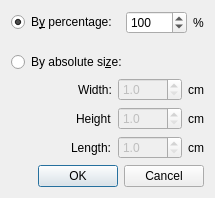
The window that interface/scalewindow.ui (SeriousAlexej/Ivo) describes before a commit, drawn with Qt 5.
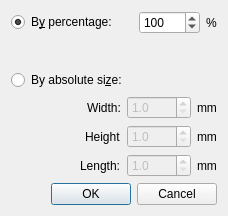
The same window after the commit.

Diff of the .ui file:
```diff
--- a/interface/scalewindow.ui
+++ b/interface/scalewindow.ui
@@ -6,8 +6,8 @@
    <rect>
     <x>0</x>
     <y>0</y>
-    <width>215</width>
-    <height>198</height>
+    <width>228</width>
+    <height>216</height>
    </rect>
   </property>
   <property name="windowTitle">
@@ -139,7 +139,7 @@
      <item>
       <widget class="QLabel" name="label_6">
        <property name="text">
-        <string>cm</string>
+        <string>mm</string>
        </property>
       </widget>
      </item>
@@ -186,7 +186,7 @@
      <item>
       <widget class="QLabel" name="label_5">
        <property name="text">
-        <string>cm</string>
+        <string>mm</string>
        </property>
       </widget>
      </item>
@@ -233,7 +233,7 @@
      <item>
       <widget class="QLabel" name="label_4">
        <property name="text">
-        <string>cm</string>
+        <string>mm</string>
        </property>
       </widget>
      </item>
```
